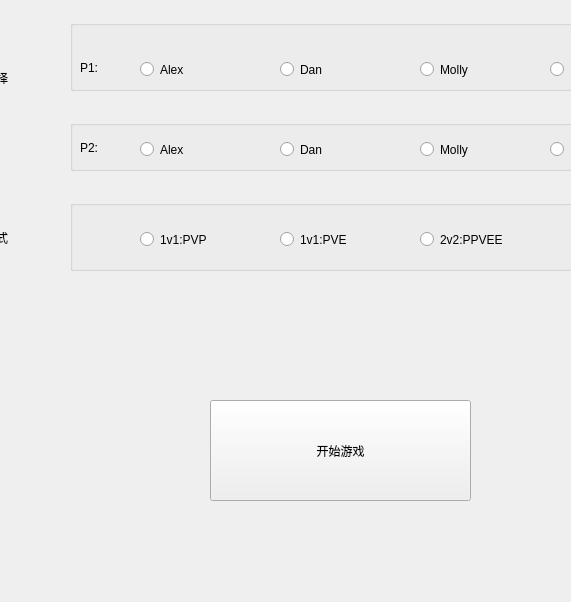
Qt form gamepara.ui (SheepOrnot/BoomMan) before a commit; both pictures show x 100 to 671 and y 120 to 722 of the 1028 by 722 pixel window.
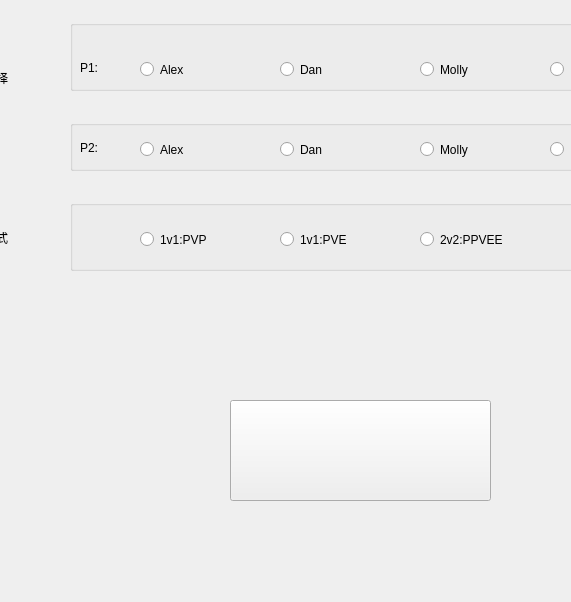
The same form after that commit. Icons and pictures are not drawn.

What changed in the file:
```diff
--- a/gamepara.ui
+++ b/gamepara.ui
@@ -13,6 +13,9 @@
   <property name="windowTitle">
    <string>Form</string>
   </property>
+  <property name="styleSheet">
+   <string notr="true">#gamepara{border-image: url(:/window/res/window/MainWindow.png);}</string>
+  </property>
   <widget class="QLabel" name="playselect">
    <property name="geometry">
     <rect>
@@ -42,14 +45,17 @@
   <widget class="QPushButton" name="start">
    <property name="geometry">
     <rect>
-     <x>310</x>
+     <x>330</x>
      <y>520</y>
      <width>261</width>
      <height>101</height>
     </rect>
    </property>
+   <property name="styleSheet">
+    <string notr="true">border-image: url(:/button/res/button/Start.png);</string>
+   </property>
    <property name="text">
-    <string>开始游戏</string>
+    <string/>
    </property>
   </widget>
   <widget class="QGroupBox" name="groupBox">
@@ -121,8 +127,8 @@
      <rect>
       <x>10</x>
       <y>40</y>
-      <width>68</width>
-      <height>15</height>
+      <width>41</width>
+      <height>16</height>
      </rect>
     </property>
     <property name="text">
@@ -147,8 +153,8 @@
      <rect>
       <x>10</x>
       <y>20</y>
-      <width>68</width>
-      <height>15</height>
+      <width>41</width>
+      <height>16</height>
      </rect>
     </property>
     <property name="text">
```
Left out of the diff: 3 changed lines with no effect on the pictures.
